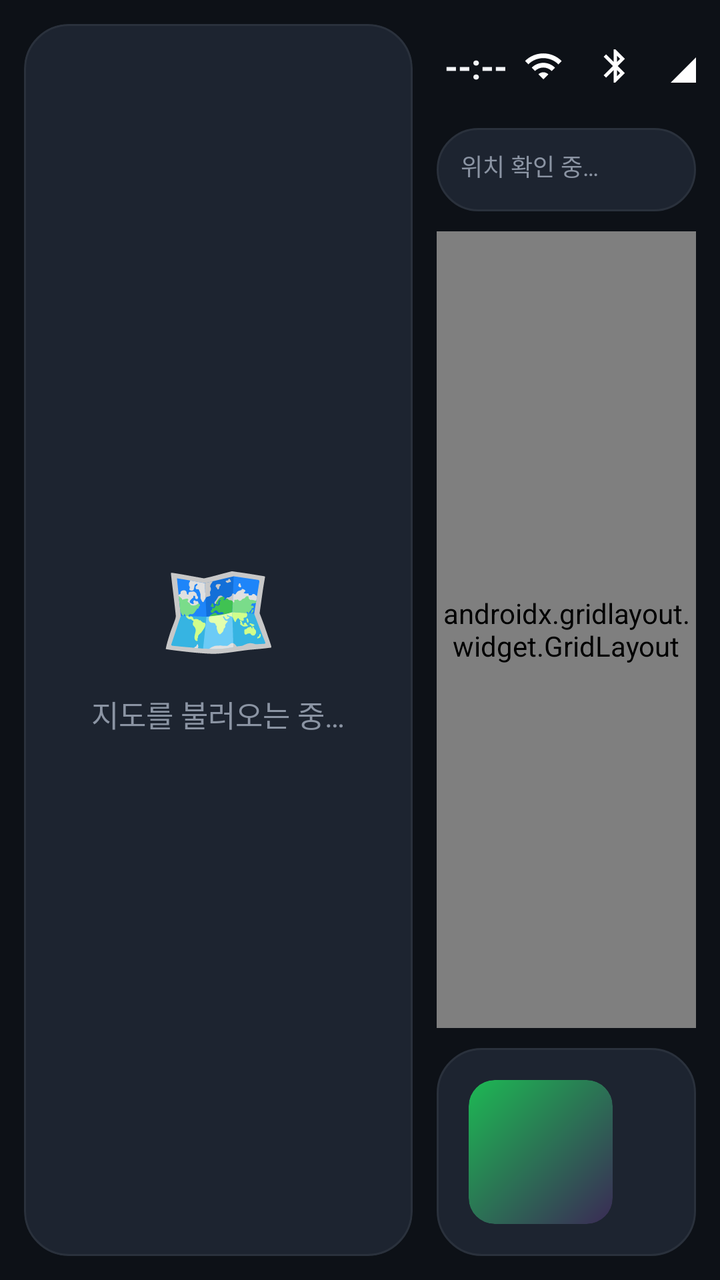
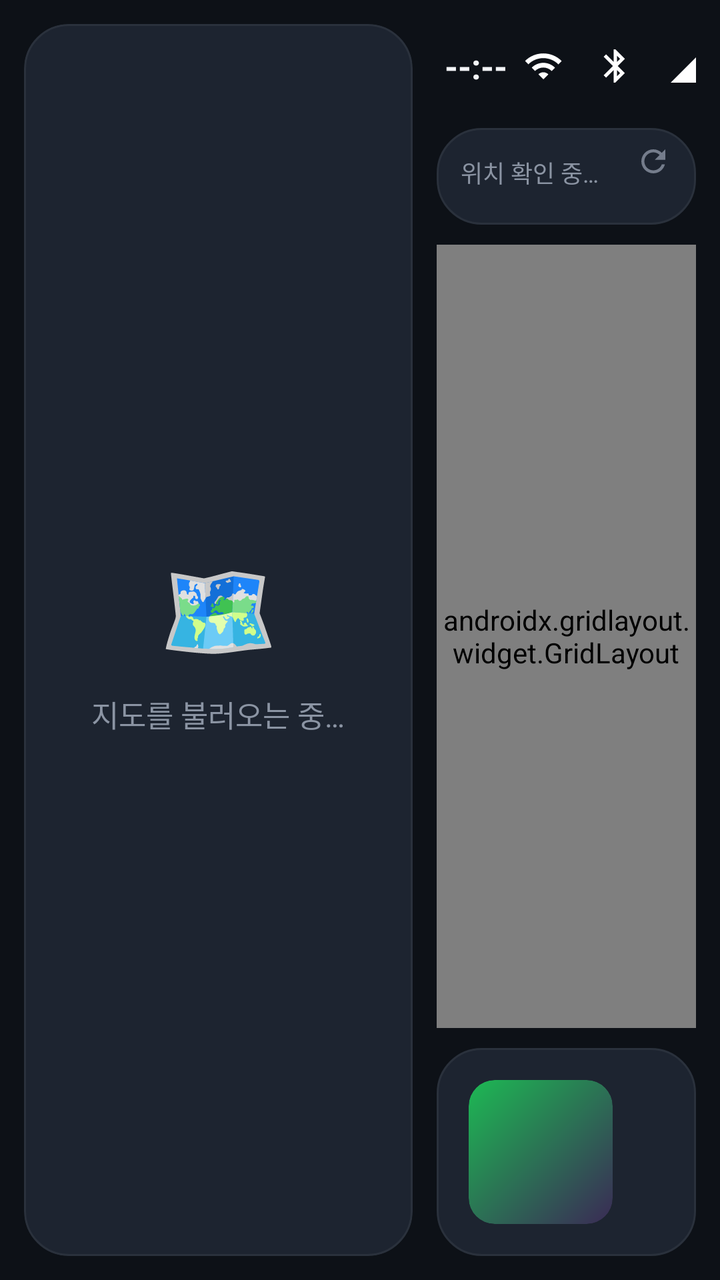

Compare the two renders of this Android layout. The source of the first and the diff that turns it into the second are given below.
<!-- AndroidManifest.xml: activity theme Theme.CarMode -->
<!-- res/layout/activity_theme2.xml -->
<?xml version="1.0" encoding="utf-8"?>
<LinearLayout xmlns:android="http://schemas.android.com/apk/res/android"
    xmlns:app="http://schemas.android.com/apk/res-auto"
    android:layout_width="match_parent"
    android:layout_height="match_parent"
    android:orientation="horizontal"
    android:background="@color/bg"
    android:padding="12dp"
    android:baselineAligned="false">

    
    
    <FrameLayout
        android:id="@+id/t2MapCard"
        android:layout_width="0dp"
        android:layout_height="match_parent"
        android:layout_weight="60"
        android:layout_marginEnd="12dp"
        android:background="@drawable/panel_bg"
        android:clipToOutline="true">

        
        <LinearLayout
            android:id="@+id/t2MapHint"
            android:layout_width="match_parent"
            android:layout_height="match_parent"
            android:orientation="vertical"
            android:gravity="center"
            android:padding="24dp">

            <TextView
                android:layout_width="wrap_content"
                android:layout_height="wrap_content"
                android:text="🗺"
                android:textSize="48sp" />

            <TextView
                android:id="@+id/t2MapHintText"
                android:layout_width="wrap_content"
                android:layout_height="wrap_content"
                android:layout_marginTop="10dp"
                android:gravity="center"
                android:text="지도를 불러오는 중…"
                android:textColor="@color/text_dim"
                android:textSize="15sp" />
        </LinearLayout>

    </FrameLayout>

    
    <LinearLayout
        android:layout_width="0dp"
        android:layout_height="match_parent"
        android:layout_weight="40"
        android:orientation="vertical">

        
        <LinearLayout
            android:layout_width="match_parent"
            android:layout_height="42dp"
            android:orientation="horizontal"
            android:gravity="center_vertical">

            <TextView
                android:id="@+id/t2TopTime"
                android:layout_width="wrap_content"
                android:layout_height="match_parent"
                android:gravity="center_vertical"
                android:paddingStart="4dp"
                android:text="--:--"
                android:textColor="@color/text"
                android:textSize="17sp"
                android:textStyle="bold"
                android:singleLine="true"
                android:maxLines="1" />

            
            <View
                android:layout_width="0dp"
                android:layout_height="match_parent"
                android:layout_weight="1" />

            <ImageView
                android:id="@+id/t2Wifi"
                android:layout_width="36dp"
                android:layout_height="36dp"
                android:padding="8dp"
                android:src="@drawable/ic_wifi"
                android:background="?attr/selectableItemBackgroundBorderless"
                android:contentDescription="와이파이" />

            <ImageView
                android:id="@+id/t2Bt"
                android:layout_width="36dp"
                android:layout_height="36dp"
                android:padding="8dp"
                android:src="@drawable/ic_bluetooth"
                android:background="?attr/selectableItemBackgroundBorderless"
                android:contentDescription="블루투스" />

            <ImageView
                android:id="@+id/t2Data"
                android:layout_width="36dp"
                android:layout_height="36dp"
                android:layout_marginEnd="8dp"
                android:padding="8dp"
                android:src="@drawable/ic_cellular"
                android:background="?attr/selectableItemBackgroundBorderless"
                android:contentDescription="모바일 데이터" />

            
            <TextView
                android:id="@+id/t2MapReload"
                android:layout_width="36dp"
                android:layout_height="36dp"
                android:layout_marginEnd="6dp"
                android:gravity="center"
                android:background="?attr/selectableItemBackgroundBorderless"
                android:text="↻"
                android:textColor="@color/text_dim"
                android:textSize="18sp"
                android:contentDescription="지도 재시작" />

            <TextView
                android:id="@+id/t2AllApps"
                style="@style/TopButton"
                android:layout_marginEnd="6dp"
                android:text="모든 앱" />

            <TextView
                android:id="@+id/t2Settings"
                style="@style/TopButton"
                android:text="설정" />
        </LinearLayout>

        
        <LinearLayout
            android:layout_width="match_parent"
            android:layout_height="wrap_content"
            android:layout_marginTop="10dp"
            android:background="@drawable/panel_bg"
            android:paddingHorizontal="12dp"
            android:paddingVertical="10dp"
            android:orientation="vertical">

            <TextView
                android:id="@+id/t2WxLoc"
                android:layout_width="wrap_content"
                android:layout_height="wrap_content"
                android:text="위치 확인 중…"
                android:textColor="@color/text_dim"
                android:textSize="12sp" />

            <LinearLayout
                android:id="@+id/t2WxDays"
                android:layout_width="match_parent"
                android:layout_height="wrap_content"
                android:layout_marginTop="4dp"
                android:orientation="horizontal" />
        </LinearLayout>

        
        <androidx.gridlayout.widget.GridLayout
            android:id="@+id/t2Grid"
            android:layout_width="match_parent"
            android:layout_height="0dp"
            android:layout_weight="1"
            android:layout_marginTop="10dp"
            app:useDefaultMargins="false" />

        
        <LinearLayout
            android:layout_width="match_parent"
            android:layout_height="wrap_content"
            android:layout_marginTop="10dp"
            android:background="@drawable/panel_bg"
            android:padding="16dp"
            android:orientation="horizontal"
            android:gravity="center_vertical">

            <ImageView
                android:id="@+id/t2Art"
                android:layout_width="72dp"
                android:layout_height="72dp"
                android:background="@drawable/album_bg"
                android:scaleType="centerCrop"
                android:clipToOutline="true" />

            <LinearLayout
                android:layout_width="0dp"
                android:layout_height="wrap_content"
                android:layout_weight="1"
                android:layout_marginStart="14dp"
                android:orientation="vertical">

                <TextView
                    android:id="@+id/t2Title"
                    android:layout_width="match_parent"
                    android:layout_height="wrap_content"
                    android:text="재생 중인 곡 없음"
                    android:textColor="@color/text"
                    android:textSize="17sp"
                    android:textStyle="bold"
                    android:singleLine="true"
                    android:ellipsize="marquee"
                    android:marqueeRepeatLimit="marquee_forever"
                    android:focusable="true"
                    android:focusableInTouchMode="true" />

                <TextView
                    android:id="@+id/t2Artist"
                    android:layout_width="match_parent"
                    android:layout_height="wrap_content"
                    android:layout_marginTop="3dp"
                    android:text="음악 앱을 실행하세요"
                    android:textColor="@color/text_dim"
                    android:textSize="13sp"
                    android:singleLine="true"
                    android:ellipsize="end" />
            </LinearLayout>

            <ImageView
                android:id="@+id/t2Prev"
                android:layout_width="44dp"
                android:layout_height="44dp"
                android:padding="8dp"
                android:src="@drawable/ic_skip_prev"
                android:clickable="true"
                android:focusable="true" />

            <ImageView
                android:id="@+id/t2Play"
                android:layout_width="52dp"
                android:layout_height="52dp"
                android:layout_marginHorizontal="8dp"
                android:background="@drawable/play_btn_bg"
                android:padding="13dp"
                android:src="@drawable/ic_play"
                android:clickable="true"
                android:focusable="true" />

            <ImageView
                android:id="@+id/t2Next"
                android:layout_width="44dp"
                android:layout_height="44dp"
                android:padding="8dp"
                android:src="@drawable/ic_skip_next"
                android:clickable="true"
                android:focusable="true" />
        </LinearLayout>
    </LinearLayout>
</LinearLayout>
<!-- resources referenced by this layout -->
<resources>
  <color name="bg">#0D1117</color>
  <color name="text">#F2F4F7</color>
  <color name="text_dim">#8B94A3</color>
  <!-- drawable album_bg (drawable) -->
  <?xml version="1.0" encoding="utf-8"?>
  <shape xmlns:android="http://schemas.android.com/apk/res/android" android:shape="rectangle">
      <gradient android:startColor="#3A2A55" android:endColor="#1DB954" android:angle="135" />
      <corners android:radius="13dp" />
  </shape>
  <!-- drawable ic_cellular (drawable) -->
  <vector xmlns:android="http://schemas.android.com/apk/res/android"
      android:width="24dp"
      android:height="24dp"
      android:viewportWidth="24"
      android:viewportHeight="24"
      android:tint="#FFFFFF">
      <path
          android:fillColor="#FFFFFF"
          android:pathData="M2,22h20V2L2,22z" />
  </vector>
  <!-- drawable ic_play (drawable) -->
  <?xml version="1.0" encoding="utf-8"?>
  <vector xmlns:android="http://schemas.android.com/apk/res/android"
      android:width="24dp"
      android:height="24dp"
      android:viewportWidth="24"
      android:viewportHeight="24">
      <path android:fillColor="#0D1117" android:pathData="M8,5v14l11,-7z" />
  </vector>
  <!-- drawable ic_skip_next (drawable) -->
  <?xml version="1.0" encoding="utf-8"?>
  <vector xmlns:android="http://schemas.android.com/apk/res/android"
      android:width="24dp"
      android:height="24dp"
      android:viewportWidth="24"
      android:viewportHeight="24">
      <path android:fillColor="#8B94A3" android:pathData="M6,18L14.5,12L6,6V18zM16,6v12h2V6H16z" />
  </vector>
  <!-- drawable ic_skip_prev (drawable) -->
  <?xml version="1.0" encoding="utf-8"?>
  <vector xmlns:android="http://schemas.android.com/apk/res/android"
      android:width="24dp"
      android:height="24dp"
      android:viewportWidth="24"
      android:viewportHeight="24">
      <path android:fillColor="#8B94A3" android:pathData="M6,6h2v12H6V6zM9.5,12L18,18V6L9.5,12z" />
  </vector>
  <!-- drawable ic_wifi (drawable) -->
  <vector xmlns:android="http://schemas.android.com/apk/res/android"
      android:width="24dp"
      android:height="24dp"
      android:viewportWidth="24"
      android:viewportHeight="24"
      android:tint="#FFFFFF">
      <path
          android:fillColor="#FFFFFF"
          android:pathData="M1,9l2,2c4.97,-4.97 13.03,-4.97 18,0l2,-2C16.93,2.93 7.08,2.93 1,9zM9,17l3,3 3,-3c-1.65,-1.66 -4.34,-1.66 -6,0zM5,13l2,2c2.76,-2.76 7.24,-2.76 10,0l2,-2C15.14,9.14 8.87,9.14 5,13z" />
  </vector>
  <!-- drawable panel_bg (drawable) -->
  <?xml version="1.0" encoding="utf-8"?>
  <shape xmlns:android="http://schemas.android.com/apk/res/android" android:shape="rectangle">
      <solid android:color="@color/panel_hi" />
      <corners android:radius="22dp" />
      <stroke android:width="1dp" android:color="@color/line" />
  </shape>
  <!-- drawable play_btn_bg (drawable) -->
  <?xml version="1.0" encoding="utf-8"?>
  <shape xmlns:android="http://schemas.android.com/apk/res/android" android:shape="oval">
      <solid android:color="@color/amber" />
  </shape>
  <style name="Theme.CarMode" parent="Theme.Material3.Dark.NoActionBar">
          <item name="android:statusBarColor">@color/bg</item>
          <item name="android:navigationBarColor">@color/bg</item>
          <item name="android:windowLightStatusBar">false</item>
      </style>
  <color name="panel_hi">#1D2430</color>
  <color name="line">#2A313C</color>
  <color name="amber">#FFB000</color>
  <!-- drawable topbtn_bg (drawable) -->
  <?xml version="1.0" encoding="utf-8"?>
  <shape xmlns:android="http://schemas.android.com/apk/res/android" android:shape="rectangle">
      <solid android:color="@color/panel_hi" />
      <corners android:radius="999dp" />
      <stroke android:width="1dp" android:color="@color/line" />
  </shape>
</resources>

<!-- the commit's change to res/layout/activity_theme2.xml (unified diff, before → after) -->
@@ -143,13 +143,37 @@
             android:paddingVertical="10dp"
             android:orientation="vertical">
 
-            <TextView
-                android:id="@+id/t2WxLoc"
-                android:layout_width="wrap_content"
-                android:layout_height="wrap_content"
-                android:text="위치 확인 중…"
-                android:textColor="@color/text_dim"
-                android:textSize="12sp" />
+            
+            <LinearLayout
+                android:layout_width="match_parent"
+                android:layout_height="wrap_content"
+                android:orientation="horizontal"
+                android:gravity="center_vertical">
+
+                <TextView
+                    android:id="@+id/t2WxLoc"
+                    android:layout_width="0dp"
+                    android:layout_height="wrap_content"
+                    android:layout_weight="1"
+                    android:text="위치 확인 중…"
+                    android:textColor="@color/text_dim"
+                    android:textSize="12sp"
+                    android:maxLines="1"
+                    android:ellipsize="end" />
+
+                <ImageButton
+                    android:id="@+id/t2WxRefresh"
+                    android:layout_width="30dp"
+                    android:layout_height="30dp"
+                    android:layout_marginTop="-6dp"
+                    android:layout_marginEnd="-6dp"
+                    android:padding="6dp"
+                    android:alpha="0.8"
+                    android:src="@drawable/ic_refresh"
+                    android:background="?attr/selectableItemBackgroundBorderless"
+                    android:scaleType="centerInside"
+                    android:contentDescription="날씨 새로고침" />
+            </LinearLayout>
 
             <LinearLayout
                 android:id="@+id/t2WxDays"
